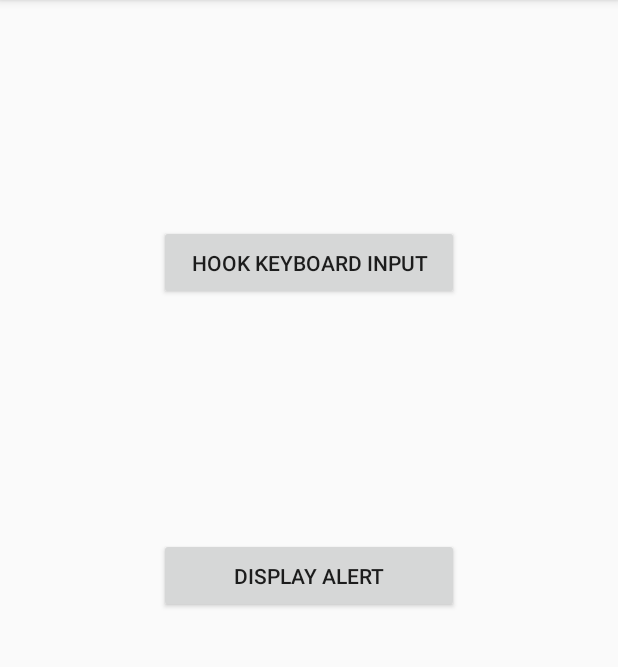
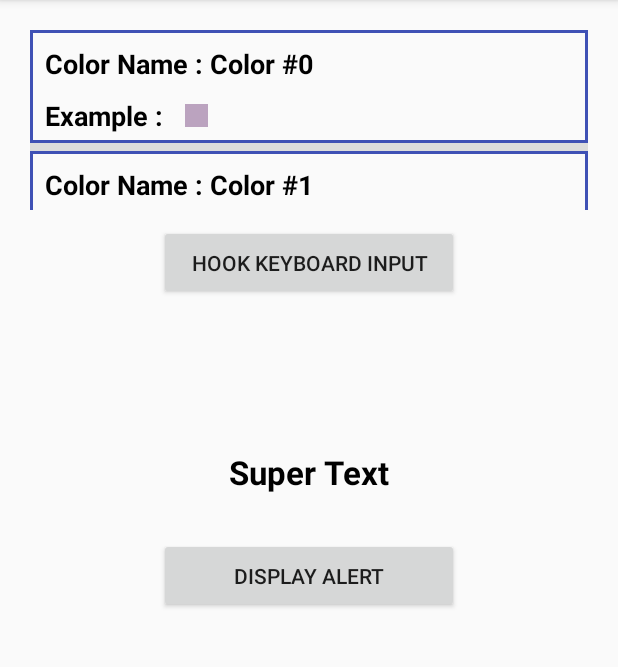
Before and after one commit to Tolea86/WP_ANDROID, an Android app: the screen it shows after launch (MainActivity), on a phone screen of 412 x 824 dp, the part 84-751 px from its top. Run offline under Robolectric (Android 15) with nearby library versions, the phone set to English and light mode, and no system bars.

Commit message:
Created a scroll bar that changes the visible parameter of other element

```diff
--- /dev/null
+++ b/LAB_2/PW_LAB2/app/src/main/java/com/tolea/pw_lab2/ColorObject.java
@@ -0,0 +1,30 @@
+package com.tolea.pw_lab2;
+
+import android.graphics.Color;
+
+/**
+ * Created by tolea on 4/30/17.
+ */
+
+public class ColorObject {
+
+    private String name;
+    private int color;
+
+
+    public String getName() {
+        return name;
+    }
+
+    public void setName(String name) {
+        this.name = name;
+    }
+
+    public int getColor() {
+        return color;
+    }
+
+    public void setColor(int color) {
+        this.color = color;
+    }
+}
--- a/LAB_2/PW_LAB2/app/src/main/java/com/tolea/pw_lab2/MainActivity.java
+++ b/LAB_2/PW_LAB2/app/src/main/java/com/tolea/pw_lab2/MainActivity.java
@@ -14,9 +14,14 @@ import android.view.MenuInflater;
 import android.view.MenuItem;
 import android.view.View;
 import android.view.inputmethod.InputMethodManager;
+import android.widget.AdapterView;
 import android.widget.Button;
+import android.widget.ListView;
 import android.widget.RelativeLayout;
+import android.widget.TextView;
 
+import java.util.ArrayList;
+import java.util.List;
 import java.util.Random;
 import java.util.TimerTask;
 
@@ -27,19 +32,41 @@ public class MainActivity extends AppCompatActivity {
     Button centerButton;
     Button hookKeyboardInputButton;
 
-    Toolbar menuBar;
+    TextView superText;
 
     ProgressDialog dialog = null;
+
+    ListView colorList;
+    SuperAdapter adapter;
+
+    List<ColorObject> colors = new ArrayList<>();
 
     @Override
     protected void onCreate(Bundle savedInstanceState) {
         super.onCreate(savedInstanceState);
         setContentView(R.layout.activity_main);
 
+        for(int i = 0; i < 50; i++) {
+            ColorObject tempObject = new ColorObject();
+            Random rnd = new Random();
+            tempObject.setColor(Color.argb(255, rnd.nextInt(256), rnd.nextInt(256), rnd.nextInt(256)));
+            tempObject.setName("Color #" + i);
+
+            colors.add(tempObject);
+        }
+
         mainView = (RelativeLayout) findViewById(R.id.mainView);
 
         centerButton = (Button) findViewById(R.id.centerButton);
         hookKeyboardInputButton = (Button) findViewById(R.id.hookKeyboardInputButton);
+
+        superText = (TextView) findViewById(R.id.superText);
+
+        colorList = (ListView) findViewById(R.id.colorList);
+        adapter = new SuperAdapter(this);
+
+        adapter.setData(colors);
+        colorList.setAdapter(adapter);
 
         centerButton.setOnClickListener(new View.OnClickListener() {
             @Override
@@ -70,6 +97,13 @@ public class MainActivity extends AppCompatActivity {
             public void onClick(View view) {
                 InputMethodManager inputMethodManager=(InputMethodManager)getSystemService(Context.INPUT_METHOD_SERVICE);
                 inputMethodManager.toggleSoftInput(InputMethodManager.SHOW_FORCED,0);
+            }
+        });
+
+        colorList.setOnItemClickListener(new AdapterView.OnItemClickListener() {
+            @Override
+            public void onItemClick(AdapterView<?> adapterView, View view, int i, long l) {
+                superText.setTextColor(colors.get(i).getColor());
             }
         });
     }
@@ -120,6 +154,8 @@ public class MainActivity extends AppCompatActivity {
     }
 
 
+
+
     @Override
     public boolean onKeyDown(int keyCode, KeyEvent event) {
         switch(keyCode){
--- /dev/null
+++ b/LAB_2/PW_LAB2/app/src/main/java/com/tolea/pw_lab2/SuperAdapter.java
@@ -0,0 +1,66 @@
+package com.tolea.pw_lab2;
+
+import android.content.Context;
+import android.view.LayoutInflater;
+import android.view.View;
+import android.view.ViewGroup;
+import android.widget.ArrayAdapter;
+import android.widget.RelativeLayout;
+import android.widget.TextView;
+
+import java.util.List;
+
+public class SuperAdapter extends ArrayAdapter<ColorObject> {
+
+    private List<ColorObject> colors;
+
+    Context contextGlobal;
+
+    TextView colorName;
+    RelativeLayout exampleBox;
+
+    private final LayoutInflater mInflater;
+
+    public SuperAdapter(Context context) {
+        super(context, R.layout.color_list_item);
+        contextGlobal = context;
+
+        mInflater = (LayoutInflater)context.getSystemService(Context.LAYOUT_INFLATER_SERVICE);
+    }
+
+    public void setData(List<ColorObject> data) {
+
+        clear();
+        if (data != null) {
+            addAll(data);
+            notifyDataSetChanged();
+        }
+        colors = data;
+    }
+
+    public ColorObject getItem(int position) {
+        return colors.get(position);
+    }
+
+    @Override
+    public View getView(final int position, View convertView, ViewGroup parent) {
+
+        View view;
+        if (convertView == null) {
+            view =  mInflater.inflate(R.layout.color_list_item, parent, false);
+        } else {
+            view = convertView;
+        }
+
+        colorName = (TextView) view.findViewById(R.id.colorName);
+
+        exampleBox = (RelativeLayout) view.findViewById(R.id.exampleBox);
+
+        final ColorObject currentColor = colors.get(position);
+
+        colorName.setText("Color Name : " + currentColor.getName());
+        exampleBox.setBackgroundColor(currentColor.getColor());
+
+        return view;
+    }
+}
--- /dev/null
+++ b/LAB_2/PW_LAB2/app/src/main/res/drawable/list_cell.xml
@@ -0,0 +1,23 @@
+<?xml version="1.0" encoding="utf-8"?>
+<shape
+    xmlns:android="http://schemas.android.com/apk/res/android"
+    android:shape="rectangle">
+
+    <!-- view background color -->
+    <solid
+        android:color="@android:color/transparent"/>
+
+    <!-- view border color and width -->
+    <stroke
+        android:width="2dp"
+        android:color="@color/colorPrimary" >
+    </stroke>
+
+    <!-- If you want to add some padding -->
+
+    <!-- Here is the corner radius -->
+    <corners
+        android:radius="0dp"   >
+    </corners>
+
+</shape>
--- a/LAB_2/PW_LAB2/app/src/main/res/layout/activity_main.xml
+++ b/LAB_2/PW_LAB2/app/src/main/res/layout/activity_main.xml
@@ -6,6 +6,15 @@
     android:id="@+id/mainView"
     android:layout_height="match_parent"
     tools:context="com.tolea.pw_lab2.MainActivity">
+
+    <ListView
+        android:layout_width="match_parent"
+        android:layout_marginLeft="20dp"
+        android:layout_marginRight="20dp"
+        android:dividerHeight="5dp"
+        android:layout_marginTop="20dp"
+        android:id="@+id/colorList"
+        android:layout_height="120dp"/>
 
     <Button
         android:layout_width="200dp"
@@ -24,4 +33,16 @@
         android:text="Hook Keyboard INPUT"
         />
 
+    <TextView
+        android:layout_width="wrap_content"
+        android:layout_height="wrap_content"
+        android:text="Super Text"
+        android:textStyle="bold"
+        android:textColor="@android:color/black"
+        android:id="@+id/superText"
+        android:textSize="22dp"
+        android:layout_centerHorizontal="true"
+        android:layout_marginTop="300dp"
+        />
+
 </RelativeLayout>
--- /dev/null
+++ b/LAB_2/PW_LAB2/app/src/main/res/layout/color_list_item.xml
@@ -0,0 +1,45 @@
+<?xml version="1.0" encoding="utf-8"?>
+<LinearLayout xmlns:android="http://schemas.android.com/apk/res/android"
+    android:orientation="vertical" android:layout_width="match_parent"
+    android:layout_marginTop="10dp"
+    android:background="@drawable/list_cell"
+    android:layout_height="75dp">
+
+    <TextView
+        android:layout_width="wrap_content"
+        android:layout_height="wrap_content"
+        android:text="Color Name : "
+        android:textColor="@android:color/black"
+        android:textSize="18dp"
+        android:textStyle="bold"
+        android:id="@+id/colorName"
+        android:layout_marginTop="10dp"
+        android:layout_marginLeft="10dp"
+        />
+
+    <LinearLayout
+        android:layout_width="wrap_content"
+        android:gravity="center"
+
+        android:layout_marginTop="10dp"
+        android:layout_marginLeft="10dp"
+        android:layout_height="wrap_content">
+    <TextView
+        android:layout_width="wrap_content"
+        android:layout_height="wrap_content"
+        android:text="Example : "
+        android:textColor="@android:color/black"
+        android:textSize="18dp"
+        android:textStyle="bold"
+        />
+
+        <RelativeLayout
+            android:layout_width="15dp"
+            android:layout_marginLeft="10dp"
+            android:layout_height="15dp"
+            android:id="@+id/exampleBox"
+            />
+
+    </LinearLayout>
+
+</LinearLayout>
```
